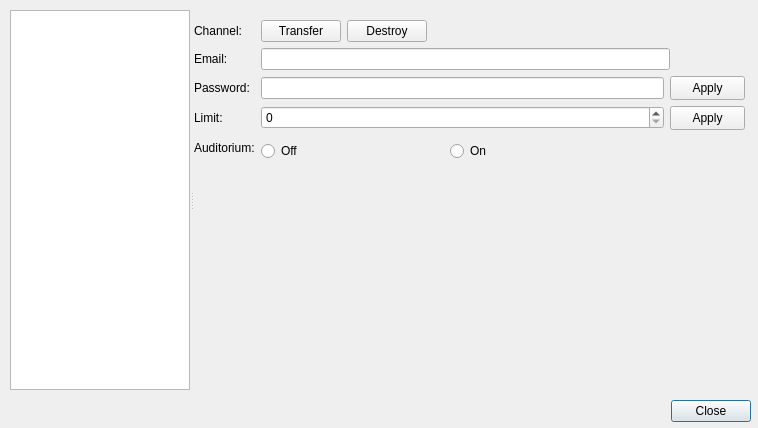
gitter-badger/simplechatclient, file ui/channel_settings.ui: the form before one commit.
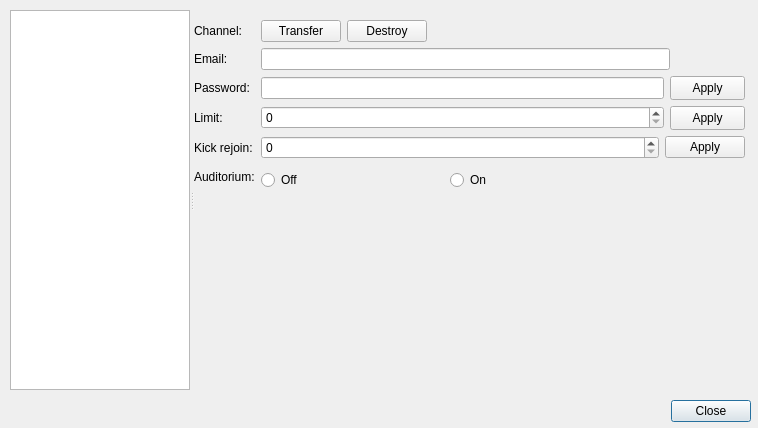
The form after the commit. The open tabs and pages were chosen to show the change. Icons and pictures are not drawn. Custom widgets are drawn as their Qt base class.

Commit message: implemented channel settings - kick rejoin limit

Diff of the .ui file:
```diff
--- a/ui/channel_settings.ui
+++ b/ui/channel_settings.ui
@@ -709,7 +709,7 @@
         <x>0</x>
         <y>10</y>
         <width>551</width>
-        <height>181</height>
+        <height>191</height>
        </rect>
       </property>
       <layout class="QFormLayout" name="formLayout_3">
@@ -864,14 +864,7 @@
          </item>
         </layout>
        </item>
-       <item row="4" column="0">
-        <widget class="QLabel" name="label_auditorium">
-         <property name="text">
-          <string>Auditorium:</string>
-         </property>
-        </widget>
-       </item>
-       <item row="4" column="1">
+       <item row="5" column="1">
         <widget class="QWidget" name="widget_12" native="true">
          <property name="minimumSize">
           <size>
@@ -913,6 +906,44 @@
          </widget>
         </widget>
        </item>
+       <item row="4" column="0">
+        <widget class="QLabel" name="label_kick_rejoin">
+         <property name="text">
+          <string>Kick rejoin:</string>
+         </property>
+        </widget>
+       </item>
+       <item row="5" column="0">
+        <widget class="QLabel" name="label_auditorium">
+         <property name="text">
+          <string>Auditorium:</string>
+         </property>
+        </widget>
+       </item>
+       <item row="4" column="1">
+        <layout class="QHBoxLayout" name="horizontalLayout_13">
+         <item>
+          <widget class="QSpinBox" name="spinBox_kick_rejoin">
+           <property name="sizePolicy">
+            <sizepolicy hsizetype="Expanding" vsizetype="Fixed">
+             <horstretch>0</horstretch>
+             <verstretch>0</verstretch>
+            </sizepolicy>
+           </property>
+           <property name="maximum">
+            <number>999999999</number>
+           </property>
+          </widget>
+         </item>
+         <item>
+          <widget class="QPushButton" name="pushButton_set_kick_rejoin">
+           <property name="text">
+            <string>Apply</string>
+           </property>
+          </widget>
+         </item>
+        </layout>
+       </item>
       </layout>
      </widget>
     </widget>
```
Left out of the diff: 2 changed lines with no effect on the pictures. The commit also changes 4 other files.
